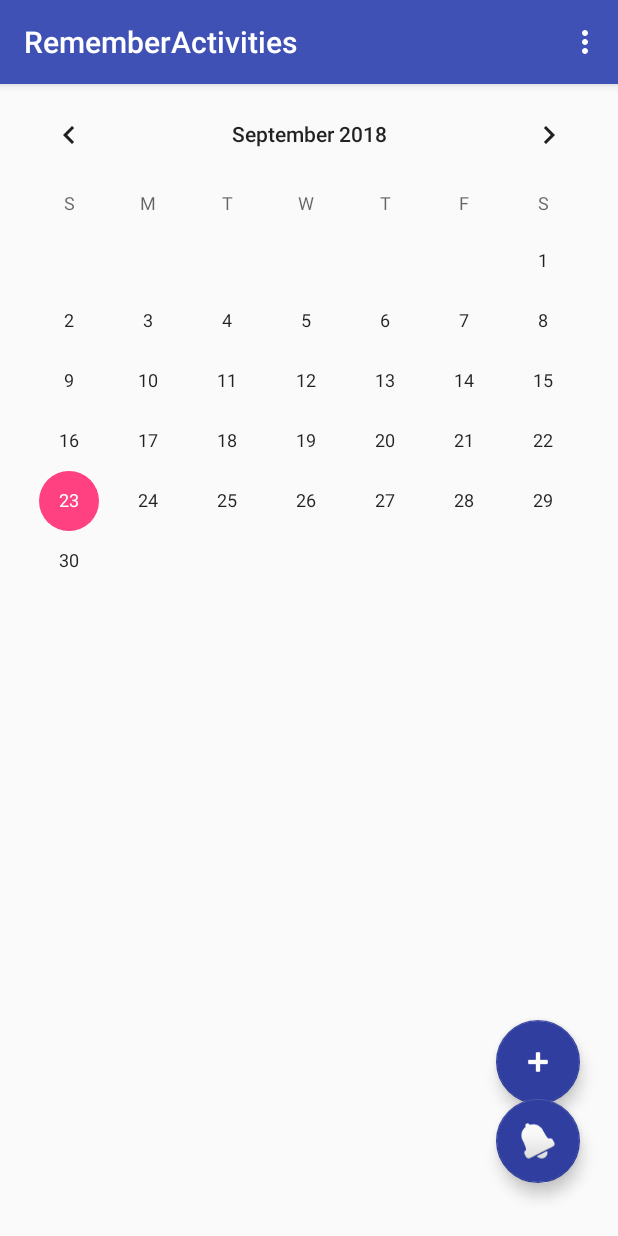
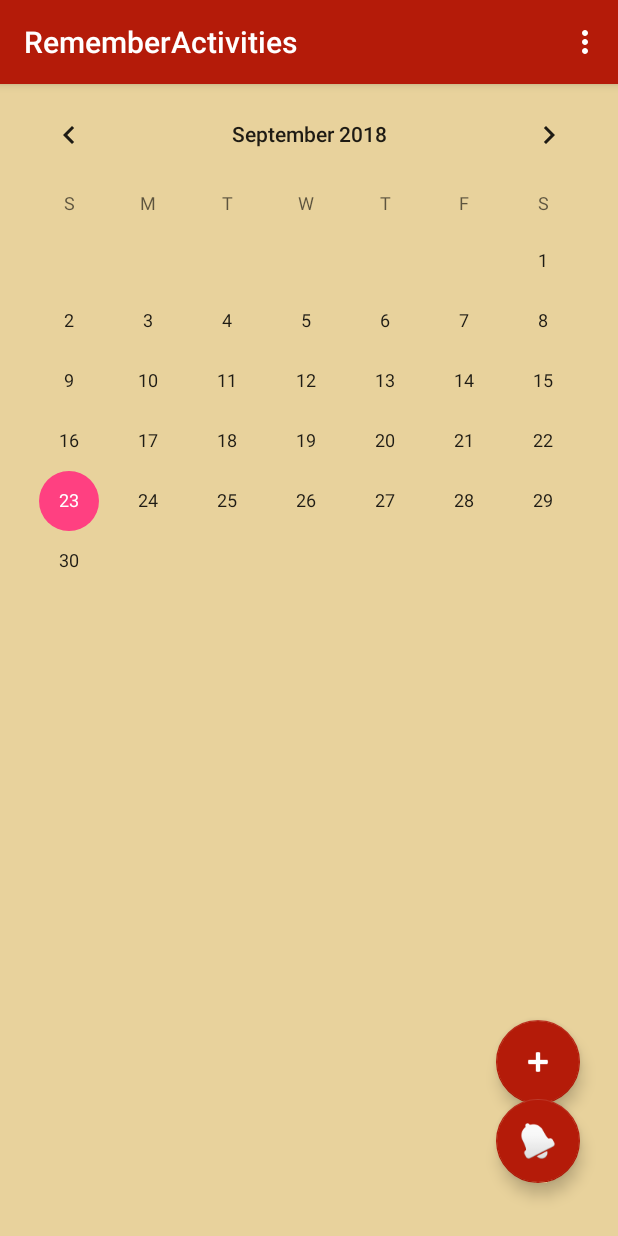
Before and after one commit to yogawahyuy/RemmberActivity, an Android app: the HomeActivity screen opened directly, with no data from a screen before it, on a phone screen of 412 x 824 dp. Run offline under Robolectric (Android 15) with nearby library versions, the phone set to English and light mode, and no system bars.

Commit message:
mengganti color, menambahkan logo pada activity main

```diff
--- a/app/src/main/res/layout/activity_home.xml
+++ b/app/src/main/res/layout/activity_home.xml
@@ -4,6 +4,7 @@
     xmlns:tools="http://schemas.android.com/tools"
     android:layout_width="match_parent"
     android:layout_height="match_parent"
+    android:background="#e8d29c"
     tools:context="org.d3ifcool.rememberactivities.HomeActivity">
 
     <CalendarView
@@ -20,7 +21,7 @@
         android:layout_marginBottom="88dp"
         android:layout_marginEnd="25dp"
         android:tint="@android:color/background_light"
-        app:backgroundTint="@color/colorPrimaryDark"
+        app:backgroundTint="#b41b09"
         app:srcCompat="@android:drawable/ic_input_add" />
 
     <android.support.design.widget.FloatingActionButton
@@ -30,7 +31,7 @@
         android:layout_alignParentBottom="true"
         android:layout_alignStart="@+id/floatingActionButton"
         android:layout_marginBottom="35dp"
-        app:backgroundTint="@color/colorPrimaryDark"
+        app:backgroundTint="#b41b09"
         app:srcCompat="@android:drawable/ic_popup_reminder" />
 
 </RelativeLayout>
--- a/app/src/main/res/layout/activity_lihat_kegiatan.xml
+++ b/app/src/main/res/layout/activity_lihat_kegiatan.xml
@@ -16,7 +16,7 @@
         >
 
         <RelativeLayout
-            android:background="#2196f3"
+            android:background="@color/colorMain2"
             android:layout_width="match_parent"
             android:layout_height="match_parent">
 
--- a/app/src/main/res/values/colors.xml
+++ b/app/src/main/res/values/colors.xml
@@ -1,9 +1,9 @@
 <?xml version="1.0" encoding="utf-8"?>
 <resources>
     <color name="colorPrimary">#3F51B5</color>
-    <color name="colorPrimaryDark">#303f9f</color>
+    <color name="colorPrimaryDark">#303F9F</color>
     <color name="colorAccent">#FF4081</color>
-    <color name="colorMain">#005792</color>
-    <color name="birumuda">#00BBF0</color>
+    <color name="colorMain">#b41b09</color>
+    <color name="colorMain2">#e8d29c</color>
 
 </resources>
--- a/app/src/main/res/values/styles.xml
+++ b/app/src/main/res/values/styles.xml
@@ -3,8 +3,8 @@
     <!-- Base application theme. -->
     <style name="AppTheme" parent="Theme.AppCompat.Light.DarkActionBar">
         <!-- Customize your theme here. -->
-        <item name="colorPrimary">@color/colorPrimary</item>
-        <item name="colorPrimaryDark">@color/colorPrimaryDark</item>
+        <item name="colorPrimary">@color/colorMain</item>
+        <item name="colorPrimaryDark">@color/colorMain</item>
         <item name="colorAccent">@color/colorAccent</item>
     </style>
 
```
Also changed, not shown: app/src/main/res/layout/activity_main.xml (+22 -4 lines), app/src/main/res/layout/activity_popup.xml (+7 -1 lines).
